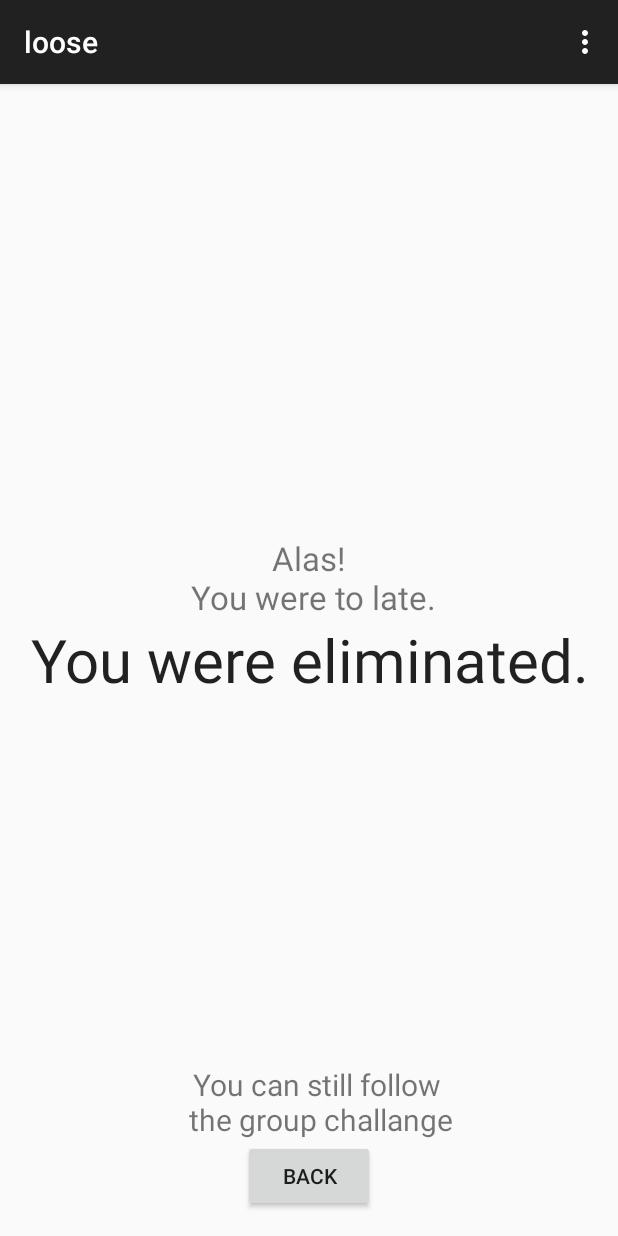
After one commit to anraja/Faceon, an Android app: the loose screen opened directly, with no data from a screen before it, on a phone screen of 412 x 824 dp. The commit adds this screen. Run offline under Robolectric (Android 15) with nearby library versions, the phone set to English and light mode, and no system bars.

Commit message:
Added loose screen
Layout done, button does nothing

```diff
--- a/app/src/main/AndroidManifest.xml
+++ b/app/src/main/AndroidManifest.xml
@@ -1,8 +1,10 @@
 <?xml version="1.0" encoding="utf-8"?>
 <manifest xmlns:android="http://schemas.android.com/apk/res/android"
     package="com.example.anitha.faceon" >
+
     <uses-permission android:name="android.permission.READ_CONTACTS" />
     <uses-permission android:name="android.permission.CAMERA" />
+
     <uses-feature android:name="android.hardware.camera" />
 
     <application
@@ -37,9 +39,6 @@
             android:parentActivityName=".MainActivity"
             android:theme="@style/Theme.AppCompat.Light" >
         </activity>
-
-
-
         <activity
             android:name=".SelectFriends"
             android:label="@string/title_activity_select_friends"
@@ -50,6 +49,10 @@
             android:name=".Win"
             android:label="@string/title_activity_win" >
         </activity>
+        <activity
+            android:name=".loose"
+            android:label="@string/title_activity_loose" >
+        </activity>
     </application>
 
 </manifest>
--- /dev/null
+++ b/app/src/main/java/com/example/anitha/faceon/loose.java
@@ -0,0 +1,39 @@
+package com.example.anitha.faceon;
+
+import android.support.v7.app.ActionBarActivity;
+import android.os.Bundle;
+import android.view.Menu;
+import android.view.MenuItem;
+
+
+public class loose extends ActionBarActivity {
+
+    @Override
+    protected void onCreate(Bundle savedInstanceState) {
+        super.onCreate(savedInstanceState);
+        setContentView(R.layout.activity_loose);
+    }
+
+
+    @Override
+    public boolean onCreateOptionsMenu(Menu menu) {
+        // Inflate the menu; this adds items to the action bar if it is present.
+        getMenuInflater().inflate(R.menu.menu_loose, menu);
+        return true;
+    }
+
+    @Override
+    public boolean onOptionsItemSelected(MenuItem item) {
+        // Handle action bar item clicks here. The action bar will
+        // automatically handle clicks on the Home/Up button, so long
+        // as you specify a parent activity in AndroidManifest.xml.
+        int id = item.getItemId();
+
+        //noinspection SimplifiableIfStatement
+        if (id == R.id.action_settings) {
+            return true;
+        }
+
+        return super.onOptionsItemSelected(item);
+    }
+}
--- /dev/null
+++ b/app/src/main/res/layout/activity_loose.xml
@@ -0,0 +1,48 @@
+<RelativeLayout xmlns:android="http://schemas.android.com/apk/res/android"
+    xmlns:tools="http://schemas.android.com/tools" android:layout_width="match_parent"
+    android:layout_height="match_parent" android:paddingLeft="@dimen/activity_horizontal_margin"
+    android:paddingRight="@dimen/activity_horizontal_margin"
+    android:paddingTop="@dimen/activity_vertical_margin"
+    android:paddingBottom="@dimen/activity_vertical_margin"
+    tools:context="com.example.anitha.faceon.loose">
+
+    <TextView android:text="@string/alas" android:layout_width="wrap_content"
+        android:layout_height="wrap_content"
+        android:textSize="@dimen/abc_text_size_large_material"
+        android:id="@+id/alas"
+        android:layout_above="@+id/loose"
+        android:layout_centerHorizontal="true"
+        android:gravity="center" />
+
+
+    <TextView
+        android:layout_width="wrap_content"
+        android:layout_height="wrap_content"
+        android:textAppearance="?android:attr/textAppearanceLarge"
+        android:text="@string/loose"
+        android:id="@+id/loose"
+        android:textSize="40sp"
+        android:layout_centerVertical="true"
+        android:layout_centerHorizontal="true"
+        android:gravity="center" />
+
+    <TextView
+        android:layout_width="wrap_content"
+        android:layout_height="wrap_content"
+        android:text="@string/keep"
+        android:id="@+id/keep"
+        android:textSize="20sp"
+        android:gravity="center"
+        android:layout_above="@+id/back_button"
+        android:layout_alignLeft="@+id/alas"
+        android:layout_alignStart="@+id/alas" />
+
+    <Button
+        android:layout_width="wrap_content"
+        android:layout_height="wrap_content"
+        android:text="@string/back_button"
+        android:id="@+id/back_button"
+        android:layout_alignParentBottom="true"
+        android:layout_centerHorizontal="true" />
+
+</RelativeLayout>
--- /dev/null
+++ b/app/src/main/res/menu/menu_loose.xml
@@ -0,0 +1,6 @@
+<menu xmlns:android="http://schemas.android.com/apk/res/android"
+    xmlns:app="http://schemas.android.com/apk/res-auto"
+    xmlns:tools="http://schemas.android.com/tools" tools:context="com.example.anitha.faceon.loose">
+    <item android:id="@+id/action_settings" android:title="@string/action_settings"
+        android:orderInCategory="100" app:showAsAction="never" />
+</menu>
--- a/app/src/main/res/values/strings.xml
+++ b/app/src/main/res/values/strings.xml
@@ -3,6 +3,10 @@
 
     <string name="app_name">Selfie Challenge</string>
     <string name="win_con">Congratulations!</string>
+    <string name="alas">Alas!\n You were to late.</string>
+    <string name="loose">You were eliminated.</string>
+    <string name="back_button">Back</string>
+    <string name="keep">You can still follow\n the group challange</string>
     <string name="win">You have Won!</string>
     <string name="hello_world">Hello World!</string>
     <string name="smear">Smear it in their faces by sending\n your Victory selfie!</string>
@@ -18,5 +22,6 @@
     <string name="hello_blank_fragment">Hello blank fragment</string>
     <string name="edit_profile">Edit Profile</string>
     <string name="title_activity_win">Win</string>
+    <string name="title_activity_loose">loose</string>
 
 </resources>
```
